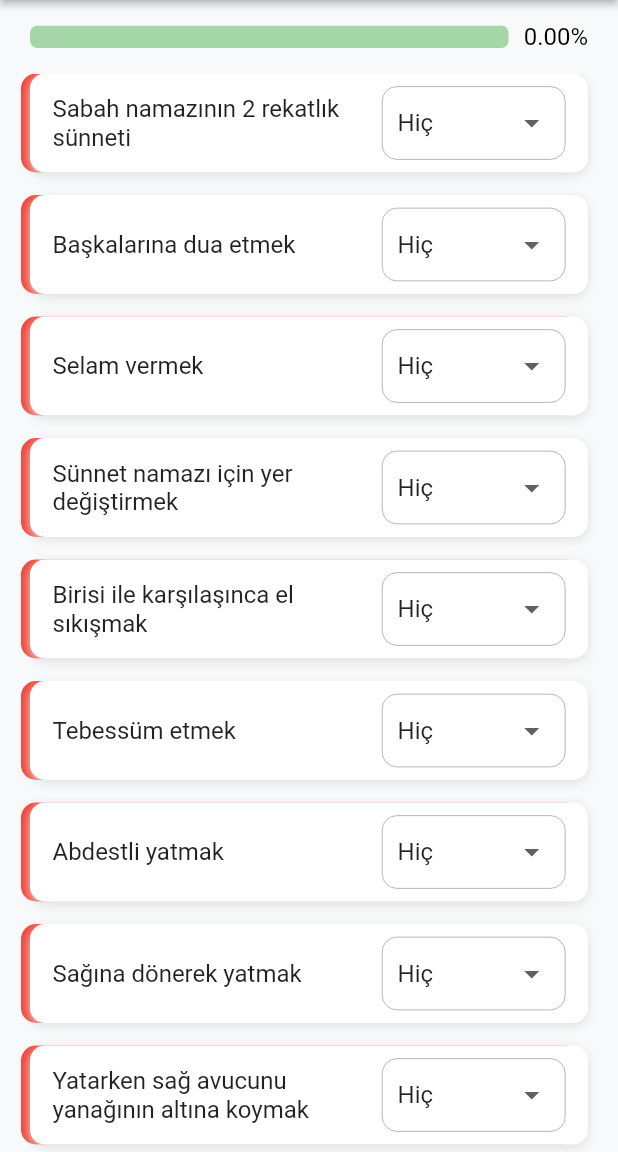
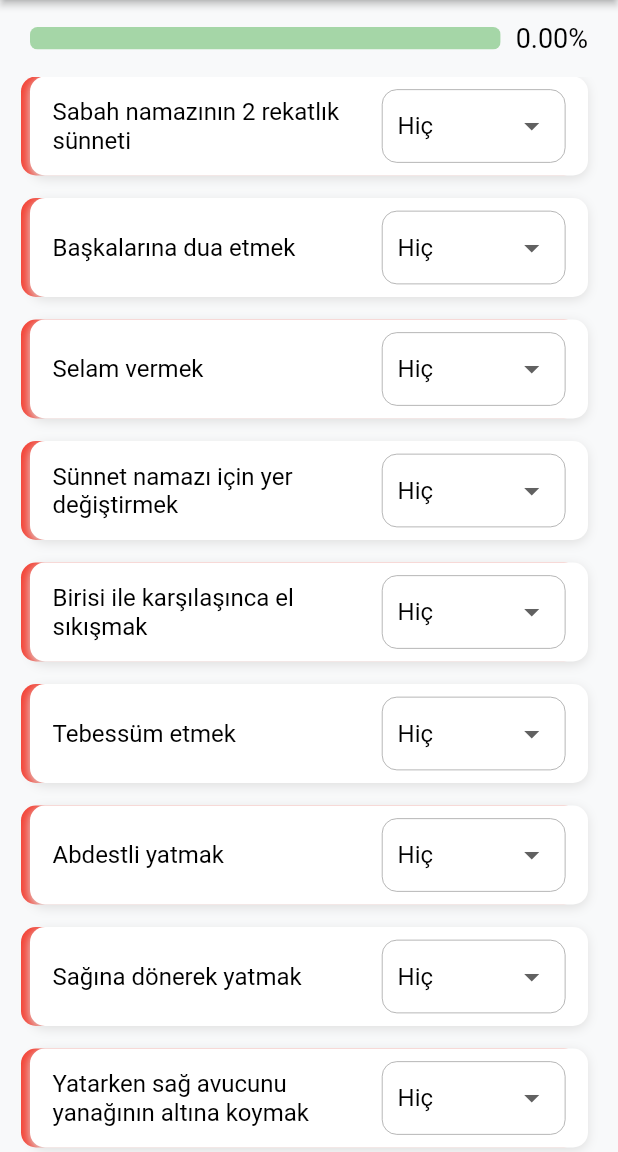
Before and after one commit to Emir1719/sunnah, a Flutter app: the screen it shows after launch, on a phone screen of 412 x 824 dp, the part 84-1236 px from its top. Run offline on Flutter 3.47's test engine with Material 2 defaults, Android fonts, the phone set to English and light mode, and no system bars; our stand-ins replace flutter_riverpod, get_it, youtube_player_iframe.

Commit message:
stiller ve yeni görevler eklendi

```diff
--- a/lib/constants/light_theme.dart
+++ b/lib/constants/light_theme.dart
@@ -8,6 +8,7 @@ class ThemeLight {
 
   ThemeData theme() {
     return ThemeData(
+      fontFamily: "Roboto",
       scaffoldBackgroundColor: _color.white,
       primarySwatch: _color.appGreen,
       appBarTheme: _appBarTheme(),
--- a/lib/constants/style.dart
+++ b/lib/constants/style.dart
@@ -6,10 +6,15 @@ class ProjectStyle {
   TextStyle baseTextStyle = const TextStyle(
     fontSize: 16,
     color: Colors.black,
+    fontFamily: "Roboto",
   );
   late TextStyle percentValue;
   late TextStyle videoTitleText;
   late TextStyle videoDescriptionText;
+  late TextStyle taskTitle;
+  late TextStyle dropdownTitle;
+  late TextStyle appbarTitle;
+  late TextStyle videoButtonTitle;
 
   BoxDecoration baseBoxStyle = BoxDecoration(
     border: Border.all(color: Colors.grey),
@@ -19,12 +24,26 @@ class ProjectStyle {
 
   ProjectStyle() {
     //TextStyles:
-    percentValue = baseTextStyle.copyWith();
+    percentValue = baseTextStyle.copyWith(
+      fontSize: 18,
+    );
     videoTitleText = baseTextStyle.copyWith(
-      fontSize: 18,
+      fontSize: 20,
       fontWeight: FontWeight.w500,
     );
-    videoDescriptionText = baseTextStyle.copyWith(height: 1.5);
+    videoDescriptionText = baseTextStyle.copyWith(
+      fontSize: 18,
+      height: 1.5,
+    );
+    taskTitle = baseTextStyle.copyWith();
+    dropdownTitle = baseTextStyle.copyWith();
+    appbarTitle = baseTextStyle.copyWith(
+      fontSize: 20,
+      color: Colors.white,
+    );
+    videoButtonTitle = baseTextStyle.copyWith(
+      color: ProjectColor().appGreen,
+    );
 
     //BoxDecorations:
 
--- a/lib/main.dart
+++ b/lib/main.dart
@@ -1,4 +1,5 @@
 import 'package:flutter/material.dart';
+import 'package:flutter/services.dart';
 import 'package:flutter_riverpod/flutter_riverpod.dart';
 import 'package:sunnah/constants/light_theme.dart';
 import 'package:sunnah/locator.dart';
@@ -6,10 +7,10 @@ import 'package:sunnah/pages/home.dart';
 
 void main() {
   WidgetsFlutterBinding.ensureInitialized();
-  /*SystemChrome.setPreferredOrientations([
+  SystemChrome.setPreferredOrientations([
     DeviceOrientation.portraitUp,
     DeviceOrientation.portraitDown,
-  ]); //Yatay döndürmeyi kapatır*/
+  ]); //Yatay döndürmeyi kapatır
   setupLocator();
   runApp(const ProviderScope(child: MainApp()));
 }
--- a/lib/pages/home.dart
+++ b/lib/pages/home.dart
@@ -1,5 +1,7 @@
 import 'package:flutter/material.dart';
 import 'package:flutter_riverpod/flutter_riverpod.dart';
+import 'package:sunnah/constants/style.dart';
+import 'package:sunnah/locator.dart';
 import 'package:sunnah/riverpods/global_riverpods.dart';
 import 'package:sunnah/widgets/percent.dart';
 import 'package:sunnah/widgets/task_item.dart';
@@ -10,9 +12,10 @@ class Home extends ConsumerWidget {
   @override
   Widget build(BuildContext context, WidgetRef ref) {
     var taskList = ref.watch(displayAllTaskProvider);
+    final style = locator<ProjectStyle>();
 
     return Scaffold(
-      appBar: AppBar(title: const Text("Sünnet Rehberi")),
+      appBar: AppBar(title: Text("Sünnet Rehberi", style: style.appbarTitle)),
       body: SafeArea(
         child: Column(
           children: [
--- a/lib/widgets/task_dropdown_button.dart
+++ b/lib/widgets/task_dropdown_button.dart
@@ -22,6 +22,7 @@ class _MyDropdownButtonState extends ConsumerState<MyDropdownButton> {
   Widget build(BuildContext context) {
     var task = ref.watch(currentTaskProvider);
     var allTask = ref.watch(displayAllTaskProvider.notifier);
+    final style = locator<ProjectStyle>();
 
     return Container(
       padding: const EdgeInsets.symmetric(horizontal: 10),
@@ -36,7 +37,7 @@ class _MyDropdownButtonState extends ConsumerState<MyDropdownButton> {
         items: Option.values.map((Option option) {
           return DropdownMenuItem<Option>(
             value: option,
-            child: Text(optionToString(option)),
+            child: Text(optionToString(option), style: style.dropdownTitle),
           );
         }).toList(),
       ),
--- a/lib/widgets/task_item.dart
+++ b/lib/widgets/task_item.dart
@@ -27,6 +27,7 @@ class TaskItem extends ConsumerWidget {
             task.title,
             overflow: TextOverflow.ellipsis,
             maxLines: 3,
+            style: style.taskTitle,
           ),
         ),
       ),
--- a/lib/widgets/video_button.dart
+++ b/lib/widgets/video_button.dart
@@ -22,7 +22,7 @@ class _VideoButtonState extends State<VideoButton> {
       onPressed: widget.onPressed,
       style: style.videoButton,
       icon: Icon(widget.icon, size: 20),
-      label: Text(widget.label),
+      label: Text(widget.label, style: style.videoButtonTitle),
     );
   }
 }
```
Also changed, not shown: assets/data/data.json (+71 -1 lines), lib/pages/task_detail.dart (+4 -13 lines), pubspec.yaml (+18 -0 lines), assets/fonts/Roboto-Black.ttf (added), assets/fonts/Roboto-Bold.ttf (added), assets/fonts/Roboto-BoldItalic.ttf (added), assets/fonts/Roboto-Light.ttf (added), assets/fonts/Roboto-Medium.ttf (added), assets/fonts/Roboto-MediumItalic.ttf (added), assets/fonts/Roboto-Regular.ttf (added).
